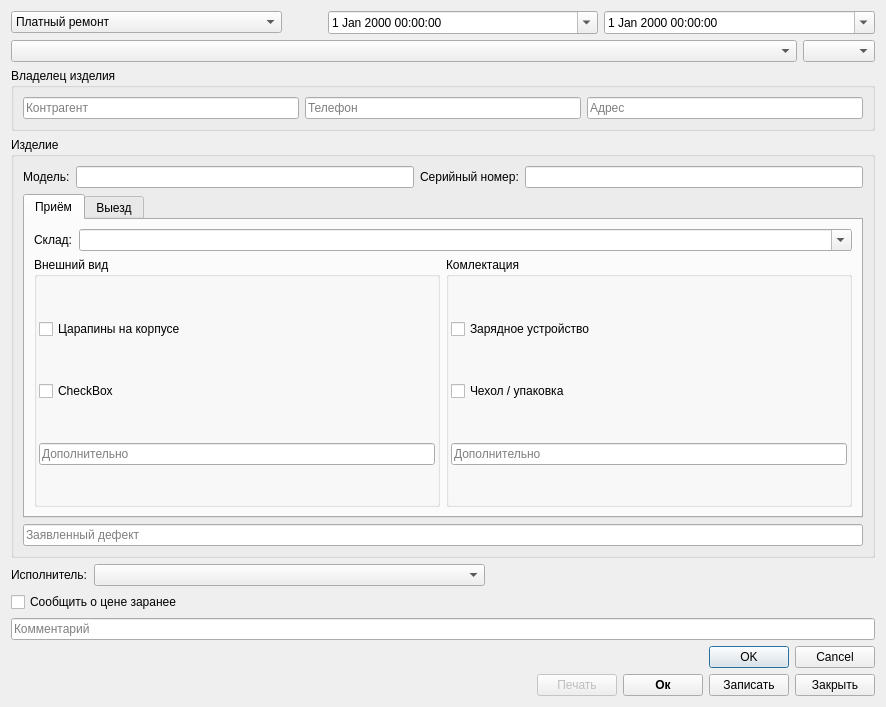
Old version of the form dialogs/add.ui in the repository Demetri0/Quant-Service.
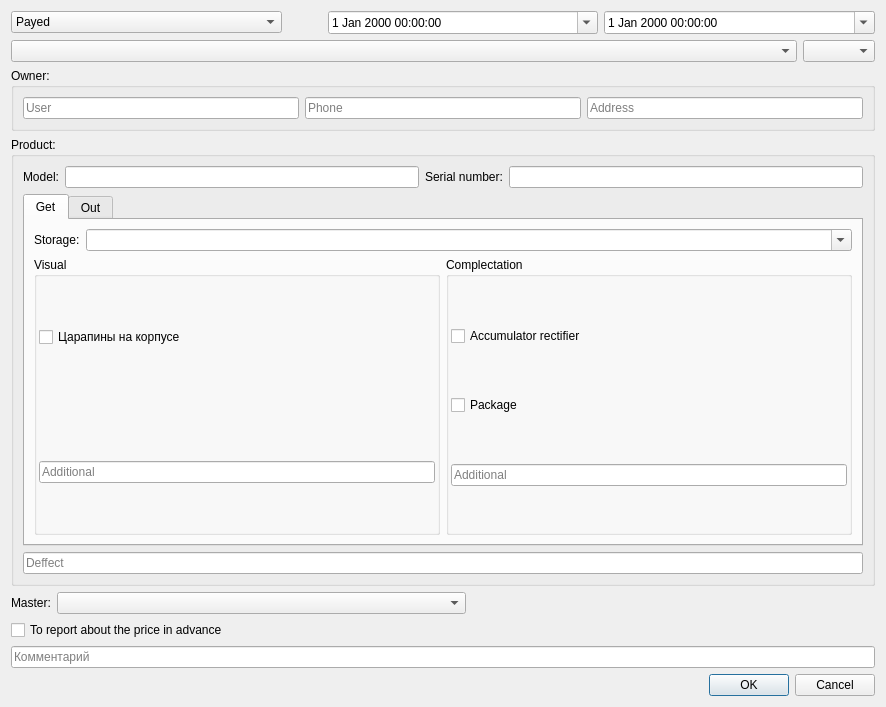
New version of the form.

The edit to the form file:
```diff
--- a/dialogs/add.ui
+++ b/dialogs/add.ui
@@ -23,7 +23,7 @@
       <widget class="QComboBox" name="ComboBox_Warranty">
        <item>
         <property name="text">
-         <string>Платный ремонт</string>
+         <string>Payed</string>
         </property>
        </item>
        <item>
@@ -90,7 +90,7 @@
      <item>
       <widget class="QGroupBox" name="GBox_Kontragent">
        <property name="title">
-        <string>Владелец изделия</string>
+        <string>Owner:</string>
        </property>
        <layout class="QHBoxLayout" name="horizontalLayout_7">
         <item>
@@ -102,7 +102,7 @@
            <bool>true</bool>
           </property>
           <property name="placeholderText">
-           <string>Контрагент</string>
+           <string>User</string>
           </property>
           <property name="clearButtonEnabled">
            <bool>true</bool>
@@ -115,7 +115,7 @@
            <bool>true</bool>
           </property>
           <property name="placeholderText">
-           <string>Телефон</string>
+           <string>Phone</string>
           </property>
           <property name="clearButtonEnabled">
            <bool>true</bool>
@@ -128,7 +128,7 @@
            <bool>true</bool>
           </property>
           <property name="placeholderText">
-           <string>Адрес</string>
+           <string>Address</string>
           </property>
           <property name="clearButtonEnabled">
            <bool>true</bool>
@@ -143,7 +143,7 @@
    <item>
     <widget class="QGroupBox" name="groupBox_2">
      <property name="title">
-      <string>Изделие</string>
+      <string>Product:</string>
      </property>
      <layout class="QVBoxLayout" name="verticalLayout_2">
       <item>
@@ -151,7 +151,7 @@
         <item>
          <widget class="QLabel" name="Label_Model">
           <property name="text">
-           <string>Модель:</string>
+           <string>Model:</string>
           </property>
          </widget>
         </item>
@@ -161,7 +161,7 @@
         <item>
          <widget class="QLabel" name="Label_SerialNumber">
           <property name="text">
-           <string>Серийный номер:</string>
+           <string>Serial number:</string>
           </property>
          </widget>
         </item>
@@ -177,7 +177,7 @@
         </property>
         <widget class="QWidget" name="Tab_Priem">
          <attribute name="title">
-          <string>Приём</string>
+          <string>Get</string>
          </attribute>
          <layout class="QVBoxLayout" name="verticalLayout_5">
           <item>
@@ -192,7 +192,7 @@
             <item row="0" column="0">
              <widget class="QLabel" name="label">
               <property name="text">
-               <string>Склад:</string>
+               <string>Storage:</string>
               </property>
              </widget>
             </item>
@@ -212,7 +212,7 @@
                </sizepolicy>
               </property>
               <property name="title">
-               <string>Внешний вид</string>
+               <string>Visual</string>
               </property>
               <layout class="QVBoxLayout" name="verticalLayout">
                <property name="leftMargin">
@@ -235,16 +235,22 @@
                 </widget>
                </item>
                <item>
-                <widget class="QCheckBox" name="checkBox_4">
+                <widget class="QLabel" name="label_2">
+                 <property name="sizePolicy">
+                  <sizepolicy hsizetype="Preferred" vsizetype="Maximum">
+                   <horstretch>0</horstretch>
+                   <verstretch>0</verstretch>
+                  </sizepolicy>
+                 </property>
                  <property name="text">
-                  <string>CheckBox</string>
+                  <string/>
                  </property>
                 </widget>
                </item>
                <item>
                 <widget class="QLineEdit" name="LineEdit_Appearance">
                  <property name="placeholderText">
-                  <string>Дополнительно</string>
+                  <string>Additional</string>
                  </property>
                 </widget>
                </item>
@@ -260,7 +266,7 @@
                </sizepolicy>
               </property>
               <property name="title">
-               <string>Комлектация</string>
+               <string>Complectation</string>
               </property>
               <layout class="QVBoxLayout" name="verticalLayout_4">
                <property name="leftMargin">
@@ -278,21 +284,21 @@
                <item>
                 <widget class="QCheckBox" name="checkBox_2">
                  <property name="text">
-                  <string>Зарядное устройство</string>
+                  <string>Accumulator rectifier</string>
                  </property>
                 </widget>
                </item>
                <item>
                 <widget class="QCheckBox" name="checkBox_3">
                  <property name="text">
-                  <string>Чехол / упаковка</string>
+                  <string>Package</string>
                  </property>
                 </widget>
                </item>
                <item>
                 <widget class="QLineEdit" name="LineEdit_Package">
                  <property name="placeholderText">
-                  <string>Дополнительно</string>
+                  <string>Additional</string>
                  </property>
                 </widget>
                </item>
@@ -305,7 +311,7 @@
         </widget>
         <widget class="QWidget" name="Tab_Viezd">
          <attribute name="title">
-          <string>Выезд</string>
+          <string>Out</string>
          </attribute>
          <layout class="QVBoxLayout" name="verticalLayout_6">
           <item>
@@ -338,7 +344,7 @@
          <bool>true</bool>
         </property>
         <property name="placeholderText">
-         <string>Заявленный дефект</string>
+         <string>Deffect</string>
         </property>
         <property name="clearButtonEnabled">
          <bool>true</bool>
@@ -353,7 +359,7 @@
      <item>
       <widget class="QLabel" name="Lbl_Artist">
        <property name="text">
-        <string>Исполнитель:</string>
+        <string>Master:</string>
        </property>
       </widget>
      </item>
@@ -388,7 +394,7 @@
    <item>
     <widget class="QCheckBox" name="CheckBox_ReportCost">
      <property name="text">
-      <string>Сообщить о цене заранее</string>
+      <string>To report about the price in advance</string>
      </property>
     </widget>
    </item>
@@ -415,63 +421,6 @@
      </property>
     </widget>
    </item>
-   <item>
-    <layout class="QHBoxLayout" name="horizontalLayout_2">
-     <property name="topMargin">
-      <number>0</number>
-     </property>
-     <item>
-      <spacer name="horizontalSpacer_2">
-       <property name="orientation">
-        <enum>Qt::Horizontal</enum>
-       </property>
-       <property name="sizeHint" stdset="0">
-        <size>
-         <width>40</width>
-         <height>20</height>
-        </size>
-       </property>
-      </spacer>
-     </item>
-     <item>
-      <widget class="QPushButton" name="PBtn_Print">
-       <property name="enabled">
-        <bool>false</bool>
-       </property>
-       <property name="text">
-        <string>Печать</string>
-       </property>
-      </widget>
-     </item>
-     <item>
-      <widget class="QPushButton" name="PBtn_Ok">
-       <property name="font">
-        <font>
-         <weight>75</weight>
-         <bold>true</bold>
-        </font>
-       </property>
-       <property name="text">
-        <string>Ок</string>
-       </property>
-      </widget>
-     </item>
-     <item>
-      <widget class="QPushButton" name="PBtn_Write">
-       <property name="text">
-        <string>Записать</string>
-       </property>
-      </widget>
-     </item>
-     <item>
-      <widget class="QPushButton" name="PBtn_Close">
-       <property name="text">
-        <string>Закрыть</string>
-       </property>
-      </widget>
-     </item>
-    </layout>
-   </item>
   </layout>
  </widget>
  <resources/>
```
Left out of the diff: 6 changed lines with no effect on the pictures.
